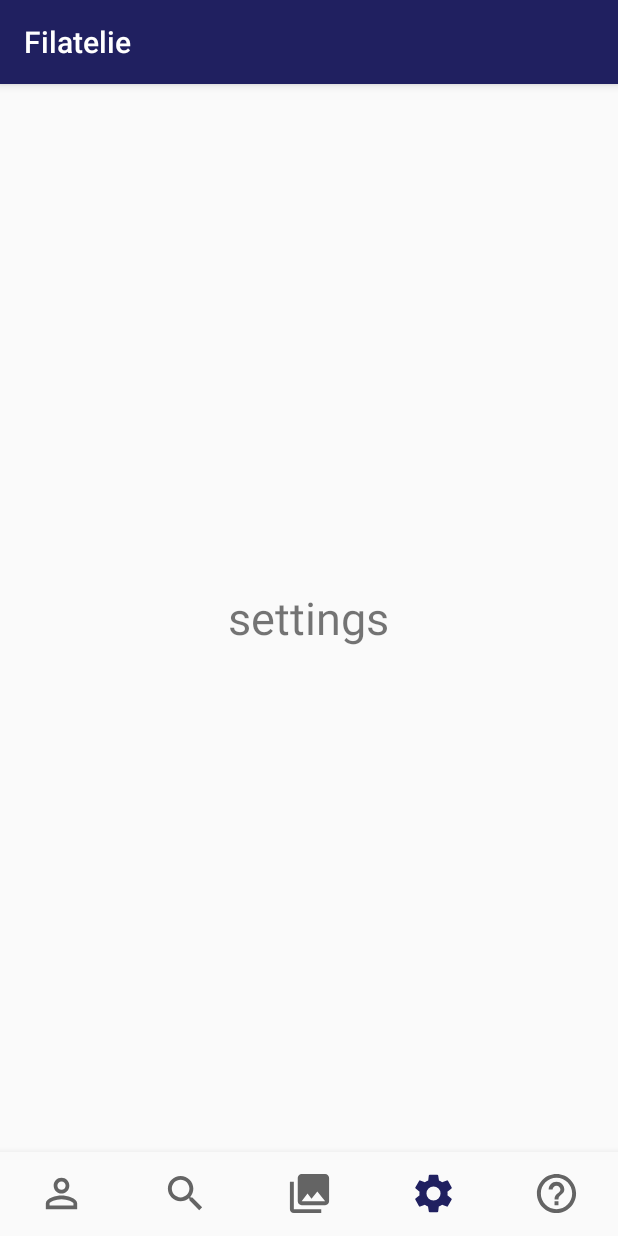
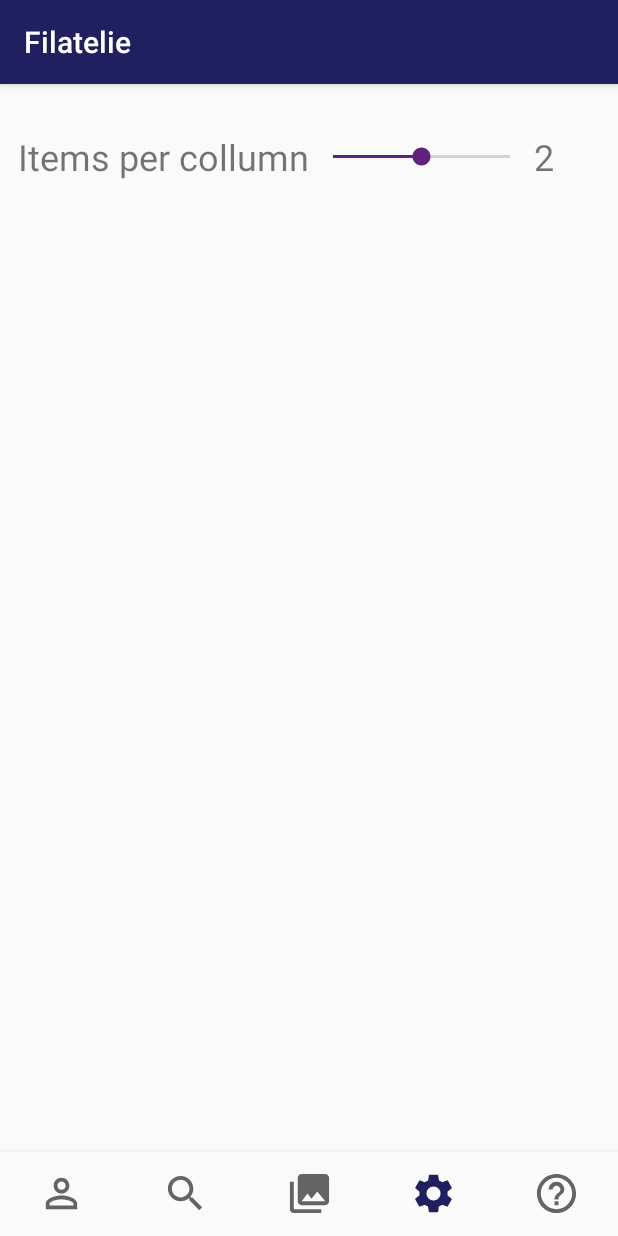
Before and after one commit to tungstencode/AndroidProject_Tema24_Filatelia, an Android app: the screen it shows after launch (MainActivity), item 4 of the bottom bar chosen, on a phone screen of 412 x 824 dp. Run offline under Robolectric (Android 15) with nearby library versions, the phone set to English and light mode, and no system bars; libraries missing offline, so code that uses them is left out: pub.devrel.easypermissions; 1 statement that could not run was skipped.

Commit message:
added items per collumn setting

```diff
--- a/Filatelie3/app/src/main/java/com/partenie/alex/filatelie/HomeFragment.java
+++ b/Filatelie3/app/src/main/java/com/partenie/alex/filatelie/HomeFragment.java
@@ -1,6 +1,8 @@
 package com.partenie.alex.filatelie;
 
+import android.content.Context;
 import android.content.Intent;
+import android.content.SharedPreferences;
 import android.os.Build;
 import android.os.Bundle;
 import android.view.LayoutInflater;
@@ -22,13 +24,16 @@ import static android.app.Activity.RESULT_OK;
 public class HomeFragment extends Fragment {
     private RecyclerView recyclerView;
     private static ArrayList<CollectionItem> collectionItems = new ArrayList<>();
+    SharedPreferences sharedPreferences;
 
     @Nullable
     @Override
     public View onCreateView(@NonNull LayoutInflater inflater, @Nullable ViewGroup container, @Nullable Bundle savedInstanceState) {
         View view = inflater.inflate(R.layout.fragment_home, container, false);
         recyclerView = view.findViewById(R.id.recycler_view_gallery);
-        RecyclerView.LayoutManager layoutManager = new GridLayoutManager(view.getContext(), 2);
+        sharedPreferences=view.getContext().getSharedPreferences("settings", Context.MODE_PRIVATE);
+
+        RecyclerView.LayoutManager layoutManager = new GridLayoutManager(view.getContext(), sharedPreferences.getInt("itemsPerCollumn",1)+1);
         recyclerView.setLayoutManager(layoutManager);
         ArrayList<CollectionItem> createLists = prepareData(view);
         CollectionItemAdapter adapter = new CollectionItemAdapter(this, createLists);
--- a/Filatelie3/app/src/main/java/com/partenie/alex/filatelie/SettingsFragment.java
+++ b/Filatelie3/app/src/main/java/com/partenie/alex/filatelie/SettingsFragment.java
@@ -1,18 +1,55 @@
 package com.partenie.alex.filatelie;
 
+import android.content.Context;
+import android.content.SharedPreferences;
 import android.os.Bundle;
 import android.view.LayoutInflater;
 import android.view.View;
 import android.view.ViewGroup;
+import android.widget.SeekBar;
+import android.widget.TextView;
 
 import androidx.annotation.NonNull;
 import androidx.annotation.Nullable;
 import androidx.fragment.app.Fragment;
 
 public class SettingsFragment extends Fragment {
+
+    SeekBar seekBar;
+    TextView textView;
+    SharedPreferences sharedPreferences;
+
     @Nullable
     @Override
     public View onCreateView(@NonNull LayoutInflater inflater, @Nullable ViewGroup container, @Nullable Bundle savedInstanceState) {
-        return inflater.inflate(R.layout.fragment_settings, container, false);
+        final View view = inflater.inflate(R.layout.fragment_settings, container, false);
+        sharedPreferences = view.getContext().getSharedPreferences("settings", Context.MODE_PRIVATE);
+        seekBar=view.findViewById(R.id.grid_layout_seekbar);
+        textView=view.findViewById(R.id.grid_text);
+
+        textView.setText(String.valueOf(sharedPreferences.getInt("itemsPerCollumn",1)+1));
+        seekBar.setProgress(sharedPreferences.getInt("itemsPerCollumn",1));
+
+        seekBar.setOnSeekBarChangeListener(new SeekBar.OnSeekBarChangeListener() {
+            @Override
+            public void onProgressChanged(SeekBar seekBar, int i, boolean b) {
+                textView.setText(String.valueOf(i+1));
+            }
+
+            @Override
+            public void onStartTrackingTouch(SeekBar seekBar) {
+
+            }
+
+            @Override
+            public void onStopTrackingTouch(SeekBar seekBar) {
+                SharedPreferences sharedPreferences = view.getContext().getSharedPreferences("settings", Context.MODE_PRIVATE);
+                sharedPreferences.edit().putInt("itemsPerCollumn",seekBar.getProgress()).apply();
+            }
+        });
+
+
+
+        return view;
     }
 }
--- a/Filatelie3/app/src/main/res/layout/fragment_help.xml
+++ b/Filatelie3/app/src/main/res/layout/fragment_help.xml
@@ -8,8 +8,8 @@
         android:id="@+id/creator"
         android:layout_width="wrap_content"
         android:layout_height="wrap_content"
-        android:text="Partenie Alex\n Grupa 1081, Seria D"
-        android:textSize="24dp"
+        android:text="@string/creator_name"
+        android:textSize="24sp"
         android:layout_marginTop="60dp"
         android:textAlignment="center"
         android:layout_centerHorizontal="true"/>
@@ -18,26 +18,23 @@
 
     <TextView
         android:id="@+id/about_name_proj"
-        android:textSize="24dp"
+        android:textSize="24sp"
         android:textStyle="bold"
         android:textAlignment="center"
         android:layout_centerHorizontal="true"
         android:layout_centerInParent="true"
         android:layout_width="wrap_content"
         android:layout_height="wrap_content"
-        android:text="Aplicatie in sprijinul filantelistilor\nDAM Project" />
+        android:text="@string/about_name" />
 
     <TextView
         android:id="@+id/version"
-        android:textSize="16dp"
+        android:textSize="16sp"
         android:layout_centerHorizontal="true"
         android:layout_alignParentBottom="true"
         android:layout_marginBottom="16dp"
         android:layout_width="wrap_content"
         android:layout_height="wrap_content"
-        android:text="Version 1.0" />
-
-
-
+        android:text="@string/version" />
 
 </RelativeLayout>
--- a/Filatelie3/app/src/main/res/layout/fragment_settings.xml
+++ b/Filatelie3/app/src/main/res/layout/fragment_settings.xml
@@ -1,14 +1,44 @@
 <?xml version="1.0" encoding="utf-8"?>
-<RelativeLayout xmlns:android="http://schemas.android.com/apk/res/android"
+<androidx.constraintlayout.widget.ConstraintLayout xmlns:android="http://schemas.android.com/apk/res/android"
+    xmlns:app="http://schemas.android.com/apk/res-auto"
     xmlns:tools="http://schemas.android.com/tools"
     android:layout_width="match_parent"
     android:layout_height="match_parent">
 
-    <TextView
-        android:layout_width="wrap_content"
+
+    <LinearLayout
+        android:layout_width="match_parent"
         android:layout_height="wrap_content"
-        android:text="settings"
-        android:textSize="30dp"
-        android:layout_centerInParent="true"/>
+        android:layout_marginTop="32dp"
+        android:gravity="center_vertical"
 
-</RelativeLayout>
+        android:orientation="horizontal"
+        app:layout_constraintTop_toTopOf="parent"
+        tools:layout_editor_absoluteX="10dp">
+
+        <TextView
+            android:id="@+id/label_grid_setting"
+            android:layout_width="wrap_content"
+            android:layout_height="wrap_content"
+            android:layout_marginLeft="12dp"
+            android:text="@string/items_per_collumn"
+            android:textSize="24sp" />
+
+        <SeekBar
+            android:id="@+id/grid_layout_seekbar"
+            android:layout_width="150dp"
+            android:layout_height="wrap_content"
+            android:max="2"
+            android:progress="1"
+            android:scrollbarSize="150dp" />
+
+        <TextView
+            android:id="@+id/grid_text"
+            android:layout_width="wrap_content"
+            android:layout_height="wrap_content"
+            android:text="@string/seekbar_number"
+            android:textSize="24sp" />
+    </LinearLayout>
+
+
+</androidx.constraintlayout.widget.ConstraintLayout>
--- a/Filatelie3/app/src/main/res/values/strings.xml
+++ b/Filatelie3/app/src/main/res/values/strings.xml
@@ -41,4 +41,9 @@
     <string name="invalid_password">Password must be >5 characters</string>
     <string name="login_failed">"Login failed"</string>
     <string name="default_web_client_id">1</string>
+    <string name="about_name">Aplicatie in sprijinul filantelistilor DAM Project</string>
+    <string name="creator_name">Partenie Alex  Grupa 1081, Seria D</string>
+    <string name="version">Version 1.0</string>
+    <string name="items_per_collumn">Items per collumn</string>
+    <string name="seekbar_number">2</string>
 </resources>
```
Also changed, not shown: 197 other files.
